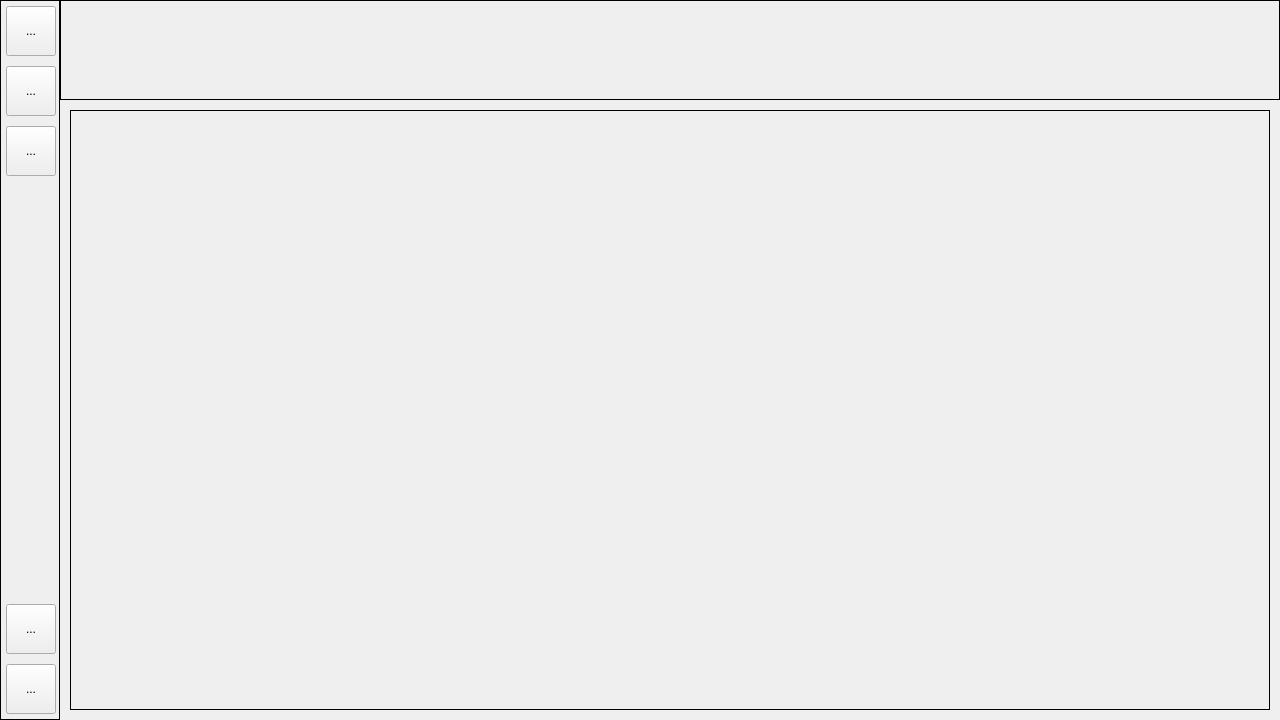
The window that client.ui (4malgama/achat-client) describes before a commit, drawn with Qt 5.
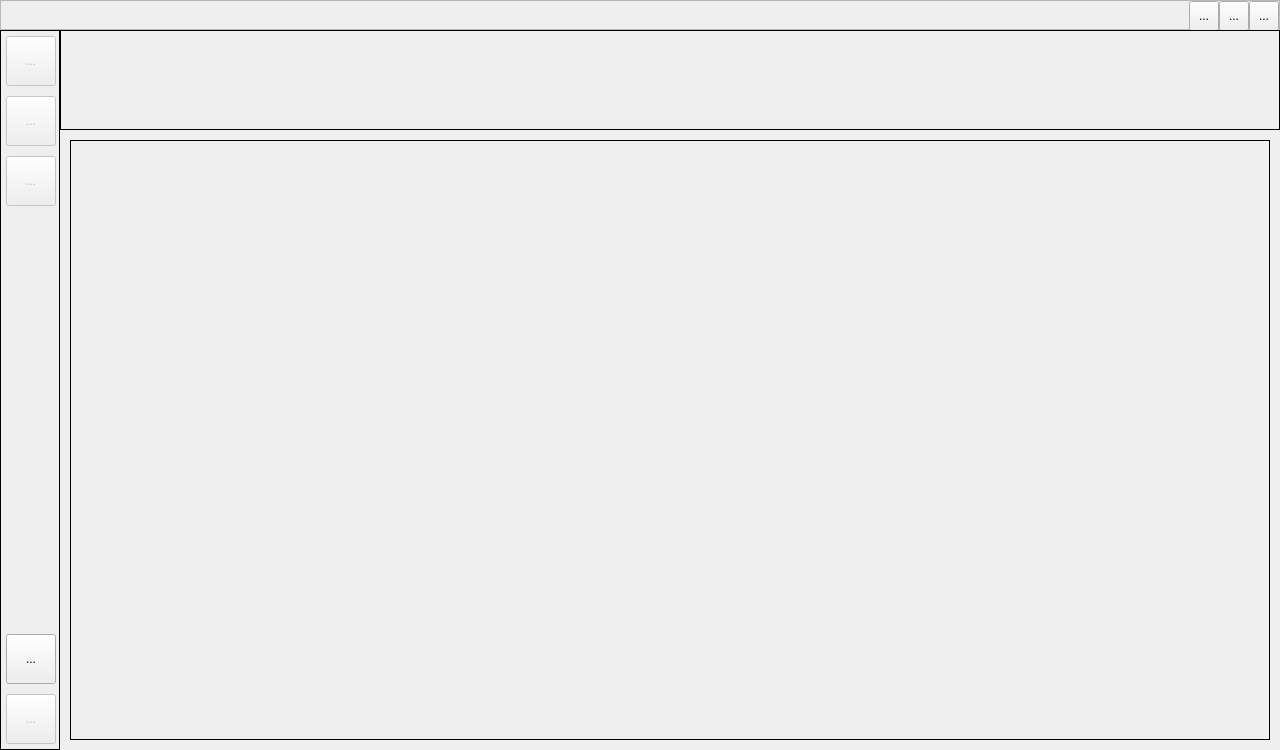
The same window after the commit. Icons and pictures are not drawn.

Patch:
```diff
--- a/client.ui
+++ b/client.ui
@@ -7,17 +7,14 @@
     <x>0</x>
     <y>0</y>
     <width>1280</width>
-    <height>720</height>
+    <height>750</height>
    </rect>
   </property>
   <property name="windowTitle">
    <string>Client</string>
   </property>
   <widget class="QWidget" name="centralwidget">
-   <layout class="QHBoxLayout" name="horizontalLayout">
-    <property name="spacing">
-     <number>0</number>
-    </property>
+   <layout class="QGridLayout" name="gridLayout">
     <property name="leftMargin">
      <number>0</number>
     </property>
@@ -30,7 +27,149 @@
     <property name="bottomMargin">
      <number>0</number>
     </property>
-    <item>
+    <property name="spacing">
+     <number>0</number>
+    </property>
+    <item row="0" column="0" colspan="2">
+     <widget class="QFrame" name="frameBorder">
+      <property name="minimumSize">
+       <size>
+        <width>120</width>
+        <height>30</height>
+       </size>
+      </property>
+      <property name="maximumSize">
+       <size>
+        <width>16777215</width>
+        <height>30</height>
+       </size>
+      </property>
+      <property name="frameShape">
+       <enum>QFrame::StyledPanel</enum>
+      </property>
+      <property name="frameShadow">
+       <enum>QFrame::Raised</enum>
+      </property>
+      <layout class="QHBoxLayout" name="horizontalLayout">
+       <property name="spacing">
+        <number>0</number>
+       </property>
+       <property name="leftMargin">
+        <number>0</number>
+       </property>
+       <property name="topMargin">
+        <number>0</number>
+       </property>
+       <property name="rightMargin">
+        <number>0</number>
+       </property>
+       <property name="bottomMargin">
+        <number>0</number>
+       </property>
+       <item>
+        <spacer name="horizontalSpacer">
+         <property name="orientation">
+          <enum>Qt::Horizontal</enum>
+         </property>
+         <property name="sizeHint" stdset="0">
+          <size>
+           <width>40</width>
+           <height>20</height>
+          </size>
+         </property>
+        </spacer>
+       </item>
+       <item>
+        <widget class="QToolButton" name="btnHide">
+         <property name="minimumSize">
+          <size>
+           <width>30</width>
+           <height>30</height>
+          </size>
+         </property>
+         <property name="maximumSize">
+          <size>
+           <width>30</width>
+           <height>30</height>
+          </size>
+         </property>
+         <property name="text">
+          <string>...</string>
+         </property>
+         <property name="icon">
+          <iconset resource="resources.qrc">
+           <normaloff>:/r/resources/images/minimize.png</normaloff>:/r/resources/images/minimize.png</iconset>
+         </property>
+         <property name="iconSize">
+          <size>
+           <width>20</width>
+           <height>20</height>
+          </size>
+         </property>
+        </widget>
+       </item>
+       <item>
+        <widget class="QToolButton" name="btnSize">
+         <property name="minimumSize">
+          <size>
+           <width>30</width>
+           <height>30</height>
+          </size>
+         </property>
+         <property name="maximumSize">
+          <size>
+           <width>30</width>
+           <height>30</height>
+          </size>
+         </property>
+         <property name="text">
+          <string>...</string>
+         </property>
+         <property name="icon">
+          <iconset resource="resources.qrc">
+           <normaloff>:/r/resources/images/maximize.png</normaloff>:/r/resources/images/maximize.png</iconset>
+         </property>
+         <property name="iconSize">
+          <size>
+           <width>20</width>
+           <height>20</height>
+          </size>
+         </property>
+        </widget>
+       </item>
+       <item>
+        <widget class="QToolButton" name="btnClose">
+         <property name="minimumSize">
+          <size>
+           <width>30</width>
+           <height>30</height>
+          </size>
+         </property>
+         <property name="maximumSize">
+          <size>
+           <width>30</width>
+           <height>30</height>
+          </size>
+         </property>
+         <property name="text">
+          <string>...</string>
+         </property>
+         <property name="icon">
+          <iconset resource="resources.qrc">
+           <normaloff>:/r/resources/images/close.png</normaloff>:/r/resources/images/close.png</iconset>
+         </property>
+         <property name="iconSize">
+          <size>
+           <width>20</width>
+           <height>20</height>
+          </size>
+         </property>
+        </widget>
+       </item>
+      </layout>
+     </widget>
+    </item>
+    <item row="1" column="0">
      <widget class="QFrame" name="frameSide">
       <property name="minimumSize">
        <size>
@@ -68,6 +207,9 @@
        </property>
        <item>
         <widget class="QToolButton" name="btnProfile">
+         <property name="enabled">
+          <bool>false</bool>
+         </property>
          <property name="minimumSize">
           <size>
            <width>50</width>
@@ -96,6 +238,9 @@
        </item>
        <item>
         <widget class="QToolButton" name="btnChats">
+         <property name="enabled">
+          <bool>false</bool>
+         </property>
          <property name="minimumSize">
           <size>
            <width>50</width>
@@ -124,6 +269,9 @@
        </item>
        <item>
         <widget class="QToolButton" name="btnSearch">
+         <property name="enabled">
+          <bool>false</bool>
+         </property>
          <property name="minimumSize">
           <size>
            <width>50</width>
@@ -165,6 +313,9 @@
        </item>
        <item>
         <widget class="QToolButton" name="btnSettings">
+         <property name="enabled">
+          <bool>true</bool>
+         </property>
          <property name="minimumSize">
           <size>
            <width>50</width>
@@ -193,6 +344,9 @@
        </item>
        <item>
         <widget class="QToolButton" name="btnLogout">
+         <property name="enabled">
+          <bool>false</bool>
+         </property>
          <property name="minimumSize">
           <size>
            <width>50</width>
@@ -222,7 +376,7 @@
       </layout>
      </widget>
     </item>
-    <item>
+    <item row="1" column="1">
      <layout class="QVBoxLayout" name="verticalLayout_3">
       <property name="spacing">
        <number>0</number>
@@ -247,6 +401,30 @@
         <property name="frameShadow">
          <enum>QFrame::Plain</enum>
         </property>
+        <layout class="QHBoxLayout" name="horizontalLayout_2">
+         <property name="spacing">
+          <number>0</number>
+         </property>
+         <property name="leftMargin">
+          <number>0</number>
+         </property>
+         <property name="topMargin">
+          <number>0</number>
+         </property>
+         <property name="rightMargin">
+          <number>0</number>
+         </property>
+         <property name="bottomMargin">
+          <number>0</number>
+         </property>
+         <item>
+          <widget class="QStackedWidget" name="stackedWidget">
+           <property name="currentIndex">
+            <number>-1</number>
+           </property>
+          </widget>
+         </item>
+        </layout>
        </widget>
       </item>
       <item>
```
Left out of the diff: 42 changed lines with no effect on the pictures.
